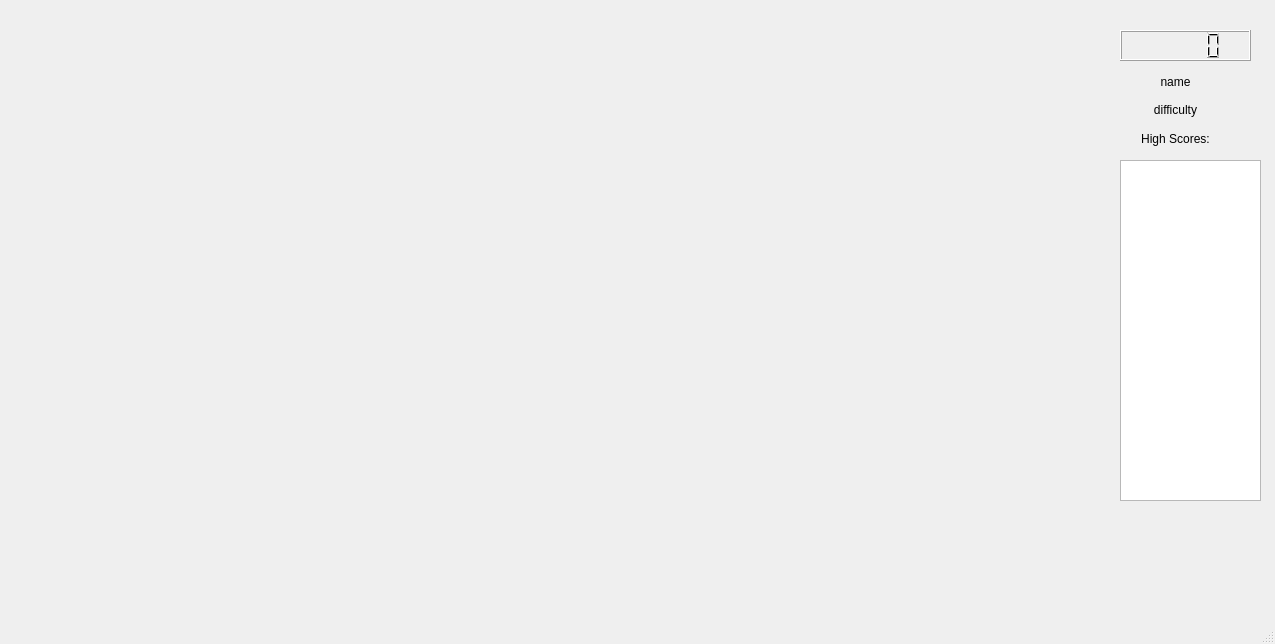
Before: the Qt Designer form Game/gamewindow.ui in Iledius/NysseGame, drawn with Qt 5.
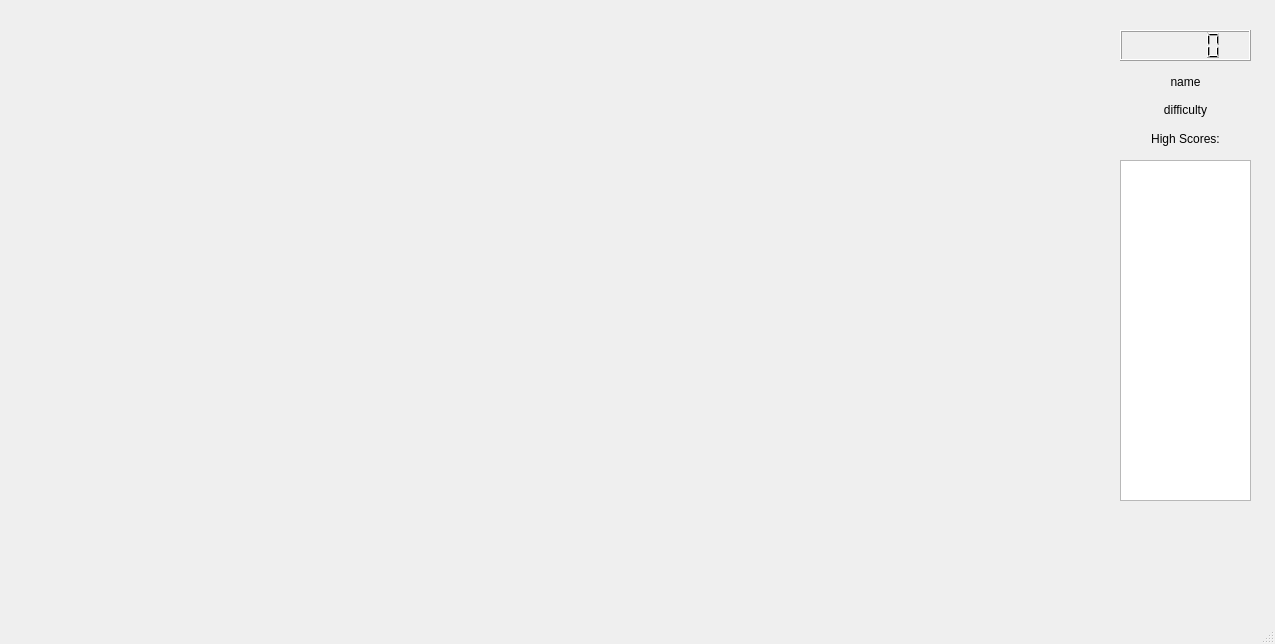
After: the same form once the commit is applied.

What changed in the file:
```diff
--- a/Game/gamewindow.ui
+++ b/Game/gamewindow.ui
@@ -29,7 +29,7 @@
      <rect>
       <x>1120</x>
       <y>70</y>
-      <width>111</width>
+      <width>131</width>
       <height>80</height>
      </rect>
     </property>
@@ -66,13 +66,12 @@
      </item>
     </layout>
    </widget>
-
-   <widget class="QTextBrowser" name="textBrowser">
+   <widget class="QTextBrowser" name="highScoreBrowser">
     <property name="geometry">
      <rect>
       <x>1120</x>
       <y>160</y>
-      <width>141</width>
+      <width>131</width>
       <height>341</height>
      </rect>
     </property>
```
Left out of the diff: 2 changed lines with no effect on the pictures.
